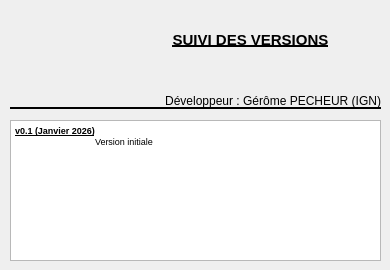
This is aproposde.ui in IGNF/altibonne-qgis-plugin as Qt 5 draws it before an edit. The edited form follows.
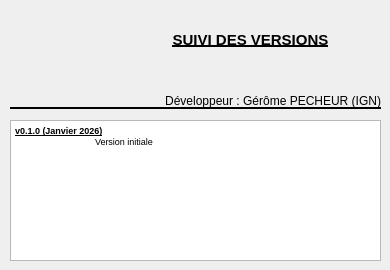
This is the edited form. Icons and pictures are not drawn.

```diff
--- a/aproposde.ui
+++ b/aproposde.ui
@@ -99,8 +99,8 @@
     <string>&lt;!DOCTYPE HTML PUBLIC &quot;-//W3C//DTD HTML 4.0//EN&quot; &quot;http://www.w3.org/TR/REC-html40/strict.dtd&quot;&gt;
 &lt;html&gt;&lt;head&gt;&lt;meta name=&quot;qrichtext&quot; content=&quot;1&quot; /&gt;&lt;style type=&quot;text/css&quot;&gt;
 p, li { white-space: pre-wrap; }
-&lt;/style&gt;&lt;/head&gt;&lt;body style=&quot; font-family:'MS Shell Dlg 2'; font-size:7.8pt; font-weight:400; font-style:normal;&quot;&gt;
-&lt;p style=&quot; margin-top:0px; margin-bottom:0px; margin-left:0px; margin-right:0px; -qt-block-indent:0; text-indent:0px;&quot;&gt;&lt;span style=&quot; font-size:7pt; font-weight:600; text-decoration: underline;&quot;&gt;v0.1 (Janvier 2026)&lt;/span&gt;&lt;/p&gt;
+&lt;/style&gt;&lt;/head&gt;&lt;body style=&quot; font-family:'MS Shell Dlg 2'; font-size:8.25pt; font-weight:400; font-style:normal;&quot;&gt;
+&lt;p style=&quot; margin-top:0px; margin-bottom:0px; margin-left:0px; margin-right:0px; -qt-block-indent:0; text-indent:0px;&quot;&gt;&lt;span style=&quot; font-size:7pt; font-weight:600; text-decoration: underline;&quot;&gt;v0.1.0 (Janvier 2026)&lt;/span&gt;&lt;/p&gt;
 &lt;p style=&quot; margin-top:0px; margin-bottom:0px; margin-left:0px; margin-right:0px; -qt-block-indent:0; text-indent:0px;&quot;&gt;&lt;span style=&quot; font-size:7pt;&quot;&gt;	Version initiale&lt;/span&gt;&lt;/p&gt;&lt;/body&gt;&lt;/html&gt;</string>
    </property>
   </widget>
```
